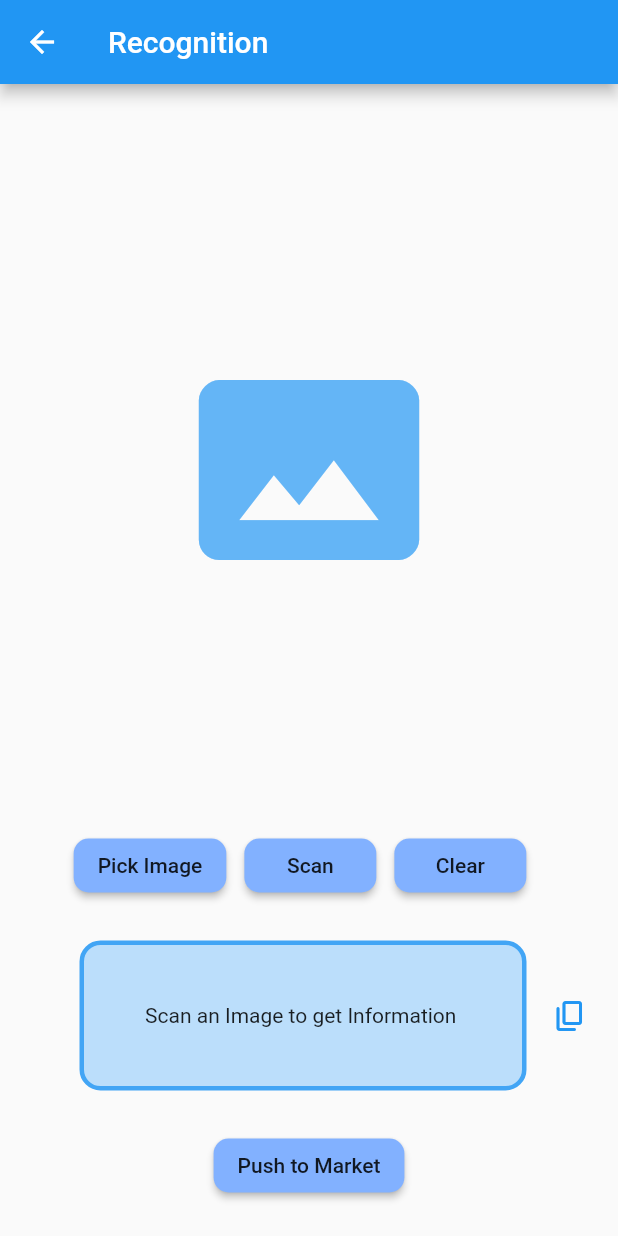
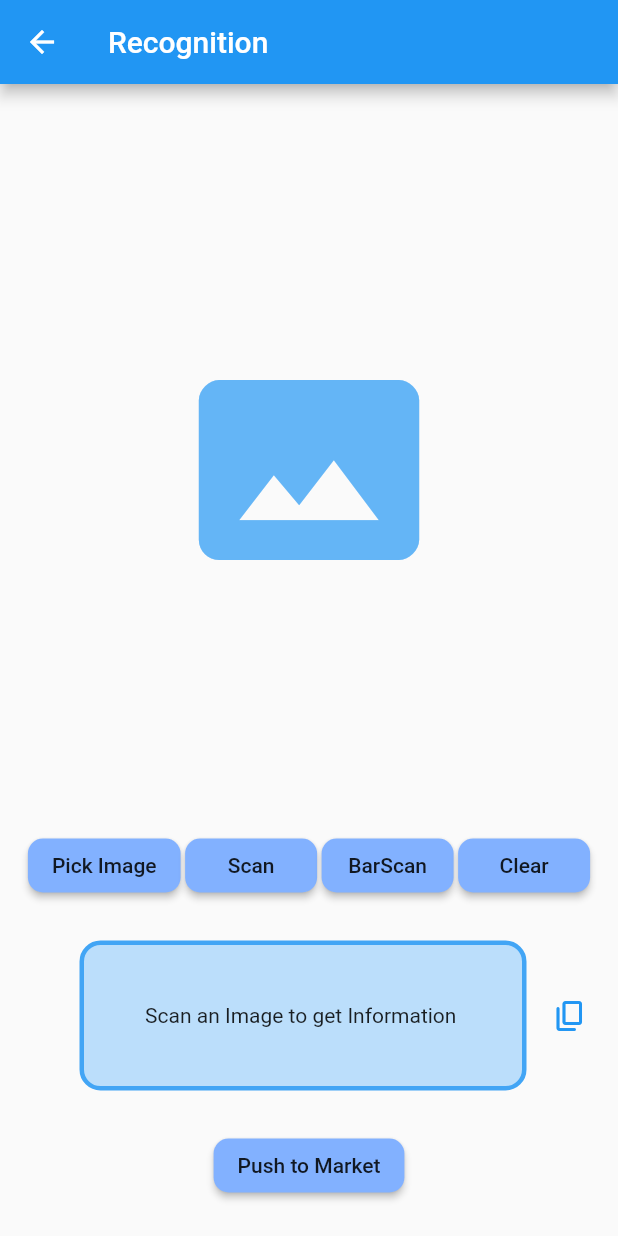
Before and after one commit to Yog3sh56/save-the-scran, a Flutter app: the DisplayRecognition screen opened directly, on a phone screen of 412 x 824 dp. Run offline on Flutter 3.47's test engine with Material 2 defaults, Android fonts, the phone set to English and light mode, and no system bars; our stand-ins replace camera, cloud_firestore, firebase_auth, firebase_core, image_gallery_saver, image_picker; missing offline and left inert: clipboard, firebase_ml_vision; accounts and stored records are empty.

Commit message:
Add barcode scan func without OpenFoodFactsAPI

```diff
--- a/lib/screens/widget/control.dart
+++ b/lib/screens/widget/control.dart
@@ -4,11 +4,13 @@ class ControlsWidget extends StatelessWidget {
   final VoidCallback onClickedPickImage;
   final VoidCallback onClickedScanText;
   final VoidCallback onClickedClear;
+  final VoidCallback onClickedBar;
 
   const ControlsWidget({
     @required this.onClickedPickImage,
     @required this.onClickedScanText,
     @required this.onClickedClear,
+    @required this.onClickedBar,
     Key key,
   }) : super(key: key);
 
@@ -26,7 +28,7 @@ class ControlsWidget extends StatelessWidget {
 
 
   ),
-      const SizedBox(width: 12),
+      const SizedBox(width: 3),
       RaisedButton(
         color: Color(0xFF82B1FF),
         onPressed: onClickedScanText,
@@ -35,7 +37,16 @@ class ControlsWidget extends StatelessWidget {
           borderRadius: BorderRadius.all(Radius.circular(10)),
         ),
       ),
-      const SizedBox(width: 12),
+      const SizedBox(width: 3),
+      RaisedButton(
+        color: Color(0xFF82B1FF),
+        onPressed: onClickedBar,
+        child: Text('BarScan'),
+        shape: RoundedRectangleBorder(
+          borderRadius: BorderRadius.all(Radius.circular(10)),
+        ),
+      ),
+      const SizedBox(width: 3),
       RaisedButton(
         color: Color(0xFF82B1FF),
         onPressed: onClickedClear,
@@ -44,7 +55,6 @@ class ControlsWidget extends StatelessWidget {
           borderRadius: BorderRadius.all(Radius.circular(10)),
         ),
       ),
-      const SizedBox(width: 12),
       // RaisedButton(
       // onPressed: onClickedClear,
       // child: Text('Pull to Market'),
--- a/pubspec.yaml
+++ b/pubspec.yaml
@@ -37,7 +37,7 @@ dependencies:
   camera:
   path_provider:
   path:
-  firebase_core: ^0.7.0
+#  firebase_core: ^0.7.0
   firebase_auth: ^0.20.1
   cloud_firestore: ^0.16.0+1
   email_validator: '^1.0.5'
```
Also changed, not shown: lib/screens/TakePictureScreen.dart (+26 -0 lines), lib/screens/widget/text_recognition.dart (+29 -2 lines), 1 other file.
